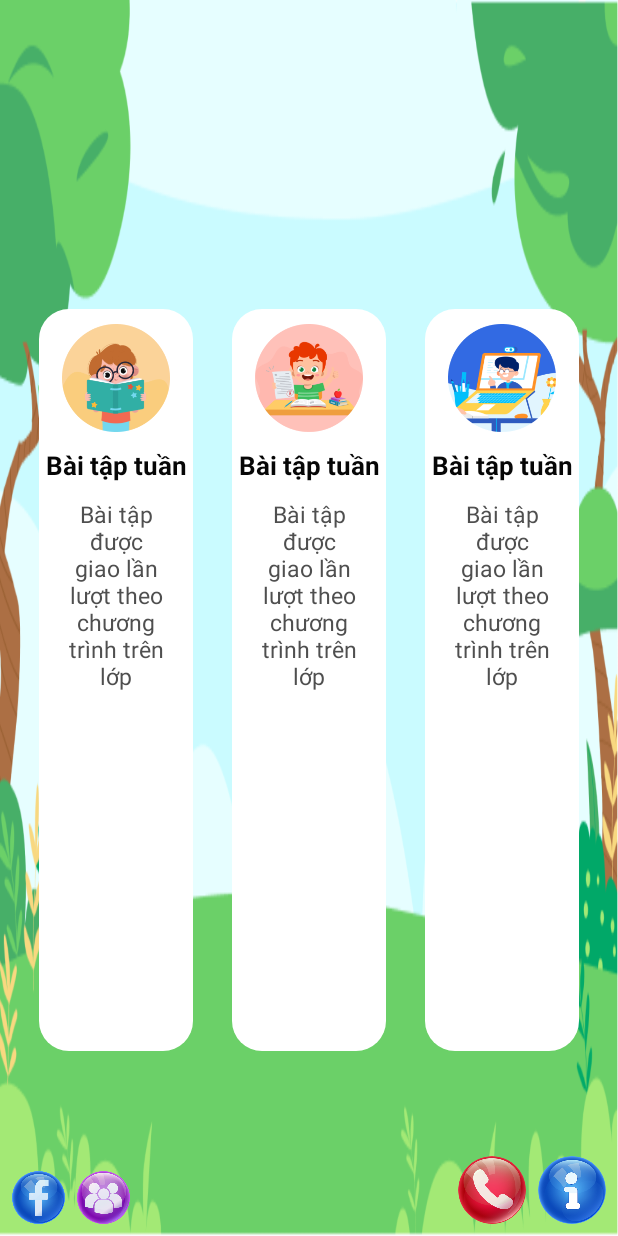
After one commit to quochuy190/home365-main-new, an Android app: the layout activity_home_ver2.xml on its own in the app's theme, with its tools: preview values and no code run, on a phone screen of 412 x 824 dp. The commit adds this screen. Run offline under Robolectric (Android 15) with nearby library versions, the phone set to English and light mode, and no system bars.

Commit message:
update ui home

```diff
--- a/app/src/main/AndroidManifest.xml
+++ b/app/src/main/AndroidManifest.xml
@@ -31,8 +31,10 @@
             android:name=".Activity.SplashScreen"
             android:configChanges="orientation|screenSize"
             android:screenOrientation="sensorLandscape">
-
-
+            <intent-filter>
+                <action android:name="android.intent.action.MAIN" />
+                <category android:name="android.intent.category.LAUNCHER" />
+            </intent-filter>
             <intent-filter>
                 <action android:name="android.intent.action.VIEW"/>
                 <category android:name="android.intent.category.DEFAULT"/>
@@ -45,10 +47,7 @@
         </activity>
 
         <activity android:name=".Activity.auth.PhoneAuthActivity">
-            <intent-filter>
-                <action android:name="android.intent.action.MAIN" />
-                <category android:name="android.intent.category.LAUNCHER" />
-            </intent-filter>
+
         </activity>
         <activity
             android:name=".Activity.login.ActivityGuildPractice"
--- /dev/null
+++ b/app/src/main/res/layout/activity_home_ver2.xml
@@ -0,0 +1,221 @@
+<?xml version="1.0" encoding="utf-8"?>
+<androidx.constraintlayout.widget.ConstraintLayout xmlns:android="http://schemas.android.com/apk/res/android"
+    android:layout_width="match_parent"
+    android:layout_height="match_parent"
+    xmlns:app="http://schemas.android.com/apk/res-auto">
+
+    <ImageView
+        android:src="@drawable/bg_home"
+        android:id="@+id/img_background"
+        android:layout_width="match_parent"
+        android:layout_height="match_parent"
+        android:scaleType="fitXY" />
+
+    <androidx.constraintlayout.widget.Guideline
+        android:id="@+id/guideline12"
+        android:layout_width="wrap_content"
+        android:layout_height="wrap_content"
+        android:orientation="horizontal"
+        app:layout_constraintGuide_percent="0.85" />
+
+    <androidx.constraintlayout.widget.ConstraintLayout
+        android:id="@+id/btn_lambaitap"
+        android:background="@drawable/spr_lable_lambai"
+        app:layout_constraintEnd_toStartOf="@+id/btn_luyenthi"
+        app:layout_constraintStart_toStartOf="parent"
+        app:layout_constraintBottom_toBottomOf="@+id/guideline12"
+        app:layout_constraintWidth_percent="0.25"
+        app:layout_constraintHeight_percent="0.6"
+        android:layout_width="0dp"
+        android:layout_height="0dp">
+
+        <ImageView
+            android:id="@+id/icLambaitap"
+            android:layout_marginTop="@dimen/dp10"
+            app:layout_constraintDimensionRatio="1:1"
+            android:src="@drawable/ic_lambaitap"
+            app:layout_constraintWidth_percent="0.7"
+            app:layout_constraintEnd_toEndOf="parent"
+            app:layout_constraintTop_toTopOf="parent"
+            app:layout_constraintStart_toStartOf="parent"
+            android:layout_width="0dp"
+            android:layout_height="0dp"/>
+
+        <TextView
+            android:textStyle="bold"
+            android:id="@+id/tvBaitaptuan"
+            android:textSize="@dimen/text_17sp"
+            android:textColor="@color/black"
+            android:layout_marginTop="@dimen/dp10"
+            android:text="@string/txt_baitaptuan_lable"
+            app:layout_constraintTop_toBottomOf="@+id/icLambaitap"
+            app:layout_constraintEnd_toEndOf="parent"
+            app:layout_constraintStart_toStartOf="parent"
+            android:layout_width="wrap_content"
+            android:layout_height="wrap_content"/>
+        <TextView
+            android:gravity="center"
+            android:paddingHorizontal="@dimen/dp10"
+            android:id="@+id/tvDesBaitaptuan"
+            android:textSize="@dimen/text_15sp"
+            android:textColor="@color/gray_text"
+            android:layout_marginTop="@dimen/dp10"
+            android:text="@string/txt_baitaptuan_des"
+            app:layout_constraintTop_toBottomOf="@+id/tvBaitaptuan"
+            app:layout_constraintEnd_toEndOf="parent"
+            app:layout_constraintStart_toStartOf="parent"
+            android:layout_width="wrap_content"
+            android:layout_height="wrap_content"/>
+
+    </androidx.constraintlayout.widget.ConstraintLayout>
+
+    <androidx.constraintlayout.widget.ConstraintLayout
+        android:id="@+id/btn_luyenthi"
+        android:layout_width="0dp"
+        android:layout_height="0dp"
+        android:background="@drawable/spr_lable_lambai"
+        app:layout_constraintEnd_toStartOf="@+id/btn_kynang"
+        app:layout_constraintBottom_toBottomOf="@+id/guideline12"
+        app:layout_constraintHeight_percent="0.6"
+        app:layout_constraintStart_toEndOf="@+id/btn_lambaitap"
+        app:layout_constraintWidth_percent="0.25">
+
+        <ImageView
+            android:id="@+id/icLuyenthi"
+            android:layout_width="0dp"
+            android:layout_height="0dp"
+            android:layout_marginTop="@dimen/dp10"
+            android:src="@drawable/ic_luyenthi"
+            app:layout_constraintDimensionRatio="1:1"
+            app:layout_constraintEnd_toEndOf="parent"
+            app:layout_constraintStart_toStartOf="parent"
+            app:layout_constraintTop_toTopOf="parent"
+            app:layout_constraintWidth_percent="0.7" />
+
+        <TextView
+            android:id="@+id/tvLuyenthi"
+            android:layout_width="wrap_content"
+            android:layout_height="wrap_content"
+            android:layout_marginTop="@dimen/dp10"
+            android:text="@string/txt_baitaptuan_lable"
+            android:textColor="@color/black"
+            android:textSize="@dimen/text_17sp"
+            android:textStyle="bold"
+            app:layout_constraintEnd_toEndOf="parent"
+            app:layout_constraintStart_toStartOf="parent"
+            app:layout_constraintTop_toBottomOf="@+id/icLuyenthi" />
+
+        <TextView
+            android:id="@+id/tvDesLuyenthi"
+            android:layout_width="wrap_content"
+            android:layout_height="wrap_content"
+            android:layout_marginTop="@dimen/dp10"
+            android:gravity="center"
+            android:paddingHorizontal="@dimen/dp10"
+            android:text="@string/txt_baitaptuan_des"
+            android:textColor="@color/gray_text"
+            android:textSize="@dimen/text_15sp"
+            app:layout_constraintEnd_toEndOf="parent"
+            app:layout_constraintStart_toStartOf="parent"
+            app:layout_constraintTop_toBottomOf="@+id/tvLuyenthi" />
+
+    </androidx.constraintlayout.widget.ConstraintLayout>
+
+    <androidx.constraintlayout.widget.ConstraintLayout
+        android:id="@+id/btn_kynang"
+        android:layout_width="0dp"
+        android:layout_height="0dp"
+        android:background="@drawable/spr_lable_lambai"
+        app:layout_constraintBottom_toBottomOf="@+id/guideline12"
+        app:layout_constraintHeight_percent="0.6"
+        app:layout_constraintStart_toEndOf="@+id/btn_luyenthi"
+        app:layout_constraintEnd_toEndOf="parent"
+        app:layout_constraintWidth_percent="0.25">
+
+        <ImageView
+            android:id="@+id/icKynang"
+            android:layout_width="0dp"
+            android:layout_height="0dp"
+            android:layout_marginTop="@dimen/dp10"
+            android:src="@drawable/ic_kynang"
+            app:layout_constraintDimensionRatio="1:1"
+            app:layout_constraintEnd_toEndOf="parent"
+            app:layout_constraintStart_toStartOf="parent"
+            app:layout_constraintTop_toTopOf="parent"
+            app:layout_constraintWidth_percent="0.7" />
+
+        <TextView
+            android:id="@+id/tvKynang"
+            android:layout_width="wrap_content"
+            android:layout_height="wrap_content"
+            android:layout_marginTop="@dimen/dp10"
+            android:text="@string/txt_baitaptuan_lable"
+            android:textColor="@color/black"
+            android:textSize="@dimen/text_17sp"
+            android:textStyle="bold"
+            app:layout_constraintEnd_toEndOf="parent"
+            app:layout_constraintStart_toStartOf="parent"
+            app:layout_constraintTop_toBottomOf="@+id/icKynang" />
+
+        <TextView
+            android:id="@+id/tvDesKynang"
+            android:layout_width="wrap_content"
+            android:layout_height="wrap_content"
+            android:layout_marginTop="@dimen/dp10"
+            android:gravity="center"
+            android:paddingHorizontal="@dimen/dp10"
+            android:text="@string/txt_baitaptuan_des"
+            android:textColor="@color/gray_text"
+            android:textSize="@dimen/text_15sp"
+            app:layout_constraintEnd_toEndOf="parent"
+            app:layout_constraintStart_toStartOf="parent"
+            app:layout_constraintTop_toBottomOf="@+id/tvKynang" />
+
+    </androidx.constraintlayout.widget.ConstraintLayout>
+
+    <ImageView
+        android:id="@+id/img_face"
+        android:layout_width="@dimen/height_keyboard_sudoku"
+        android:layout_height="@dimen/height_keyboard_sudoku"
+        android:layout_margin="8dp"
+        android:src="@drawable/ic_face"
+        android:visibility="visible"
+        app:layout_constraintBottom_toBottomOf="parent"
+        app:layout_constraintStart_toStartOf="parent" />
+
+    <ImageView
+        android:id="@+id/img_groupface"
+        android:layout_width="@dimen/height_keyboard_sudoku"
+        android:layout_height="@dimen/height_keyboard_sudoku"
+        android:layout_margin="8dp"
+        android:src="@drawable/ic_groupface"
+        android:visibility="visible"
+        app:layout_constraintBottom_toBottomOf="parent"
+        app:layout_constraintStart_toEndOf="@+id/img_face" />
+
+    <de.hdodenhof.circleimageview.CircleImageView
+        android:id="@+id/btn_information"
+        android:layout_width="@dimen/dp45"
+        android:layout_height="@dimen/dp45"
+        android:layout_marginEnd="8dp"
+        android:layout_marginBottom="8dp"
+        android:src="@drawable/spr_information"
+        app:layout_constraintBottom_toBottomOf="parent"
+        app:layout_constraintDimensionRatio="1:1"
+        app:layout_constraintEnd_toEndOf="parent"
+        app:layout_constraintHeight_percent="0.13" />
+
+
+    <de.hdodenhof.circleimageview.CircleImageView
+        android:id="@+id/btn_call"
+        android:layout_width="@dimen/dp45"
+        android:layout_height="@dimen/dp45"
+        android:layout_marginEnd="8dp"
+        android:layout_marginBottom="8dp"
+        android:src="@drawable/ic_call_home"
+        app:layout_constraintBottom_toBottomOf="parent"
+        app:layout_constraintDimensionRatio="1:1"
+        app:layout_constraintEnd_toStartOf="@+id/btn_information"
+        app:layout_constraintHeight_percent="0.13" />
+
+</androidx.constraintlayout.widget.ConstraintLayout>
--- a/app/src/main/res/values/colors.xml
+++ b/app/src/main/res/values/colors.xml
@@ -20,6 +20,7 @@
     <color name="red_test365">#c21b37</color>
     <color name="txt_name_home">#f6fafa</color>
     <color name="gray">#bcbdbf</color>
+    <color name="gray_text">#4F4F4F</color>
     <color name="bg_skill">#E9EAEC</color>
     <color name="app_bar">#4a365e</color>
     <color name="hint_white">#6cf1efef</color>
--- a/app/src/main/res/values/strings.xml
+++ b/app/src/main/res/values/strings.xml
@@ -101,4 +101,6 @@ Công ty Cổ phần Đầu tư Phát triển Công nghệ và Truyền thông\n
         (3.000đ/ngày) </string>
     <string name="text_benefit1">Được sử dụng tất cả các nội dung bài tập, vui chơi, kỹ năng và ứng dụng Home365.</string>
     <string name="text_benefit2">Mở khóa toàn bộ các đề luyện thi các môn Toán, Tiếng Việt, Tiếng Anh trên hệ thống.</string>
+    <string name="txt_baitaptuan_des">Bài tập được giao lần lượt theo chương trình trên lớp</string>
+    <string name="txt_baitaptuan_lable">Bài tập tuần</string>
 </resources>
```
Also changed, not shown: app/src/main/res/drawable/bg_home.png, app/src/main/res/drawable/ic_kynang.png (added), app/src/main/res/drawable/ic_lambaitap.png (added), app/src/main/res/drawable/ic_luyenthi.png (added), app/src/main/res/drawable/ic_profile.png (added).
